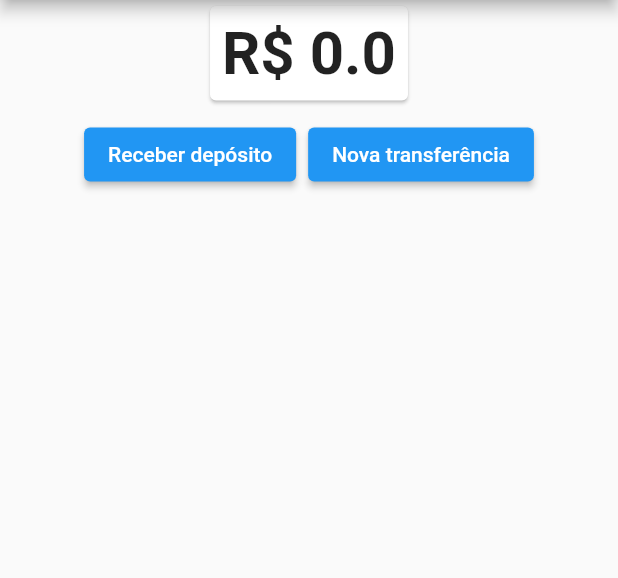
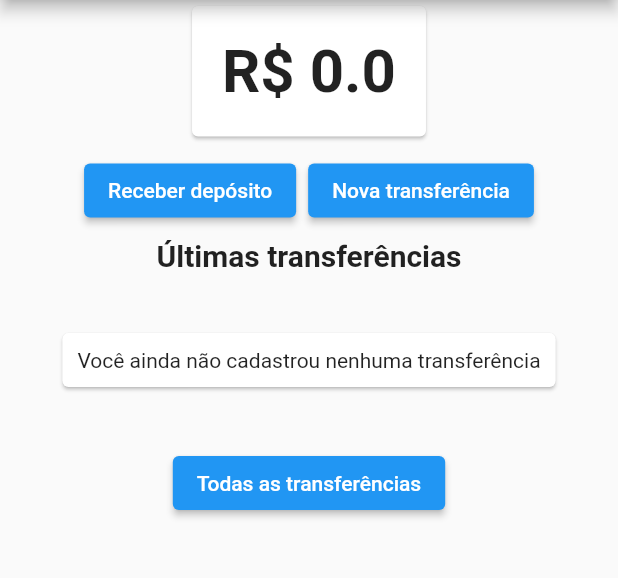
Before and after one commit to danieldcastro/app2-curso-flutter-alura, a Flutter app: the screen it shows after launch, on a phone screen of 412 x 824 dp, the part 84-662 px from its top. Run offline on Flutter 3.47's test engine with Material 2 defaults, Android fonts, the phone set to English and light mode, and no system bars.

Commit message:
Finalização do app

```diff
--- a/lib/screens/dashboard/dashboard.dart
+++ b/lib/screens/dashboard/dashboard.dart
@@ -1,6 +1,8 @@
 import 'package:bytebank/screens/dashboard/saldo.dart';
 import 'package:bytebank/screens/deposito/formulario.dart';
 import 'package:bytebank/screens/transferencia/formulario.dart';
+import 'package:bytebank/screens/transferencia/lista.dart';
+import 'package:bytebank/screens/transferencia/ultimas.dart';
 import 'package:flutter/material.dart';
 
 class Dashboard extends StatelessWidget {
@@ -39,7 +41,8 @@ class Dashboard extends StatelessWidget {
                     },
                     child: Text('Nova transferência')),
               ],
-            )
+            ),
+            UltimasTransferencias()
           ],
         ));
   }
--- a/lib/screens/dashboard/saldo.dart
+++ b/lib/screens/dashboard/saldo.dart
@@ -7,7 +7,7 @@ class SaldoCard extends StatelessWidget {
     return Card(
         child: Consumer<Saldo>(
       builder: (context, valor, child) => Padding(
-        padding: const EdgeInsets.all(8.0),
+        padding: const EdgeInsets.all(20),
         child: Text(valor.toString(),
             textAlign: TextAlign.center,
             style: TextStyle(
--- /dev/null
+++ b/lib/screens/transferencia/ultimas.dart
@@ -0,0 +1,67 @@
+import 'package:bytebank/models/transferencias.dart';
+import 'package:flutter/material.dart';
+import 'package:provider/provider.dart';
+
+import 'lista.dart';
+
+final _titulo = 'Últimas transferências';
+
+class semTransferenciaCadastrada extends StatelessWidget {
+  @override
+  Widget build(BuildContext context) => Card(
+        margin: EdgeInsets.all(40),
+        child: Padding(
+          padding: EdgeInsets.all(10),
+          child: Text(
+            'Você ainda não cadastrou nenhuma transferência',
+            textAlign: TextAlign.center,
+          ),
+        ),
+      );
+}
+
+class UltimasTransferencias extends StatelessWidget {
+  @override
+  Widget build(BuildContext context) => Column(
+        children: [
+          Text(
+            _titulo,
+            style: TextStyle(
+              fontWeight: FontWeight.bold,
+              fontSize: 20,
+            ),
+          ),
+          Consumer<Transferencias>(
+            builder: (context, transferencias, child) {
+              final _ultimasTransferencias =
+                  transferencias.transferencias.reversed.toList();
+              final _quantidade = transferencias.transferencias.length;
+              int tamanho = 2;
+
+              if (_quantidade == 0) {
+               return semTransferenciaCadastrada();
+              }
+              if (_quantidade < 2) {
+                tamanho = _quantidade;
+              }
+              return ListView.builder(
+                  padding: EdgeInsets.all(8),
+                  itemCount: tamanho,
+                  shrinkWrap: true,
+                  itemBuilder: (context, indice) =>
+                      ItemTransferencia(_ultimasTransferencias[indice]));
+            },
+          ),
+          ElevatedButton(
+              onPressed: () {
+                Navigator.push(
+                  context,
+                  MaterialPageRoute(
+                    builder: (context) => ListaTransferencias(),
+                  ),
+                );
+              },
+              child: Text('Todas as transferências')),
+        ],
+      );
+}
```
Also changed, not shown: lib/models/transferencia.dart (+6 -3 lines), lib/screens/transferencia/formulario.dart (+5 -3 lines), lib/screens/transferencia/lista.dart (+15 -30 lines).
